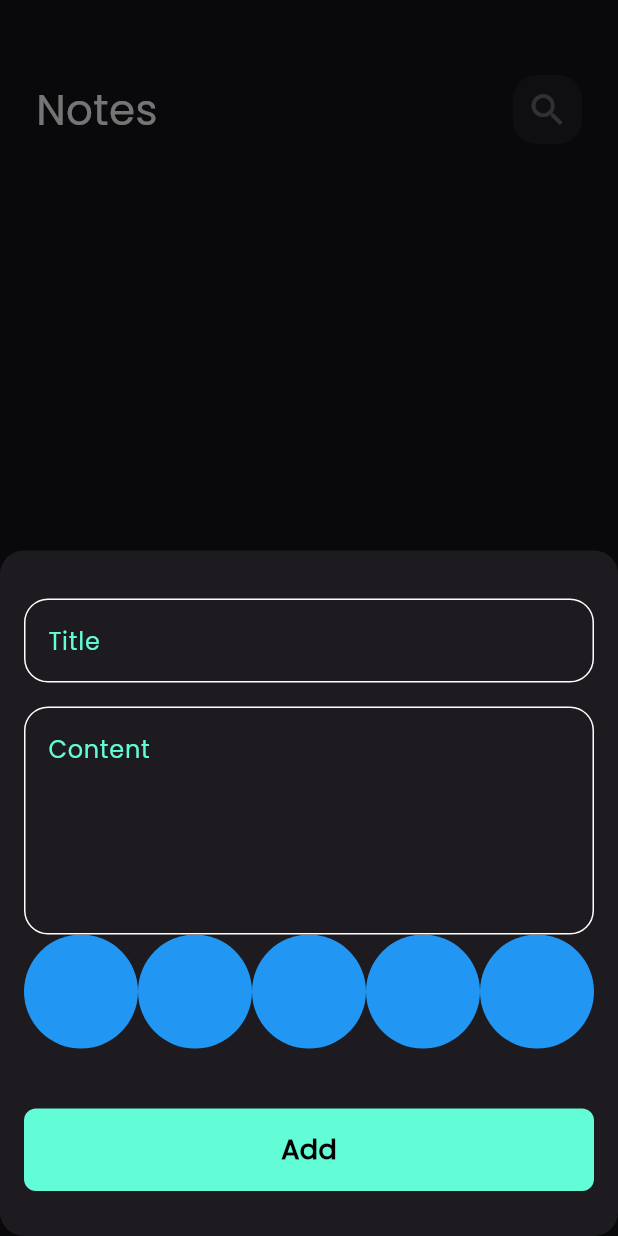
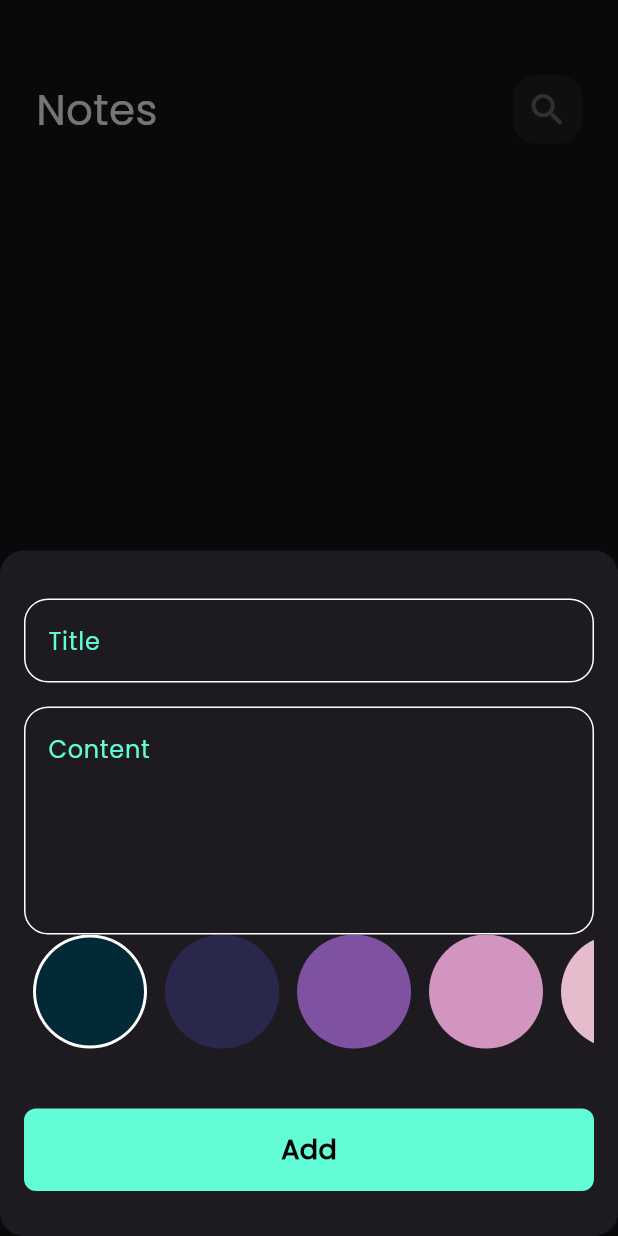
Before and after one commit to esraa-a11y/notes_app, a Flutter app: the screen it shows after launch, after a tap on the "add" icon, on a phone screen of 412 x 824 dp. Run offline on Flutter 3.47's test engine with Material 3 defaults, Android fonts, the phone set to English and light mode, and no system bars; our stand-ins replace bloc, flutter_bloc, hive_flutter, modal_progress_hud_nsn; accounts and stored records are empty.

Commit message:
create colors list view2

```diff
--- a/lib/widgets/color_list_view.dart
+++ b/lib/widgets/color_list_view.dart
@@ -1,28 +1,59 @@
 import 'package:flutter/material.dart';
 class ColorItem extends StatelessWidget {
-  const ColorItem({Key? key}) : super(key: key);
-
+  const ColorItem({Key? key, required this.isActive, required this.color}) : super(key: key);
+  final bool isActive;
+  final Color color;
   @override
   Widget build(BuildContext context) {
-    return const CircleAvatar(
+    return isActive? CircleAvatar(
       radius: 38,
-      backgroundColor: Colors.blue,
+      backgroundColor: Colors.white,
+      child: CircleAvatar(
+        radius: 36,
+        backgroundColor:color,
+      ),
+    ): CircleAvatar(
+      radius: 38,
+      backgroundColor: color,
     );
   }
 }
 
-class ColorsListView extends StatelessWidget {
+class ColorsListView extends StatefulWidget {
   const ColorsListView({Key? key}) : super(key: key);
 
+  @override
+  State<ColorsListView> createState() => _ColorsListViewState();
+}
+
+class _ColorsListViewState extends State<ColorsListView> {
+  int currentIndex=0;
+  List<Color>colors=[
+    Color(0xff012A36),
+    Color(0xff29274C),
+    Color(0xff7E52A0),
+    Color(0xffD295BF),
+    Color(0xffE6BCCD),
+
+
+  ];
   @override
   Widget build(BuildContext context) {
     return SizedBox(
       height: 38*2,
       child: ListView.builder(
-          itemCount:10,
+          itemCount:colors.length,
           scrollDirection: Axis.horizontal,
           itemBuilder: (context,index){
-            return ColorItem();
+            return   Padding(
+              padding: const EdgeInsets.symmetric(horizontal: 6.0),
+              child: GestureDetector(
+                onTap: (){currentIndex=index;
+                  setState(() {
+
+                  });},
+                  child: ColorItem(isActive: currentIndex==index, color: colors[index],)),
+            );
           }),
     );
   }
```
